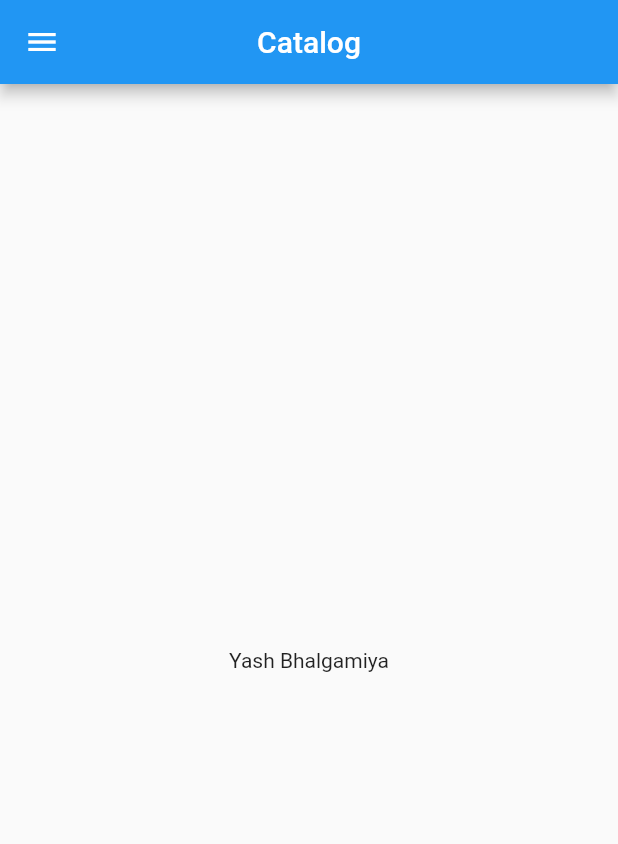
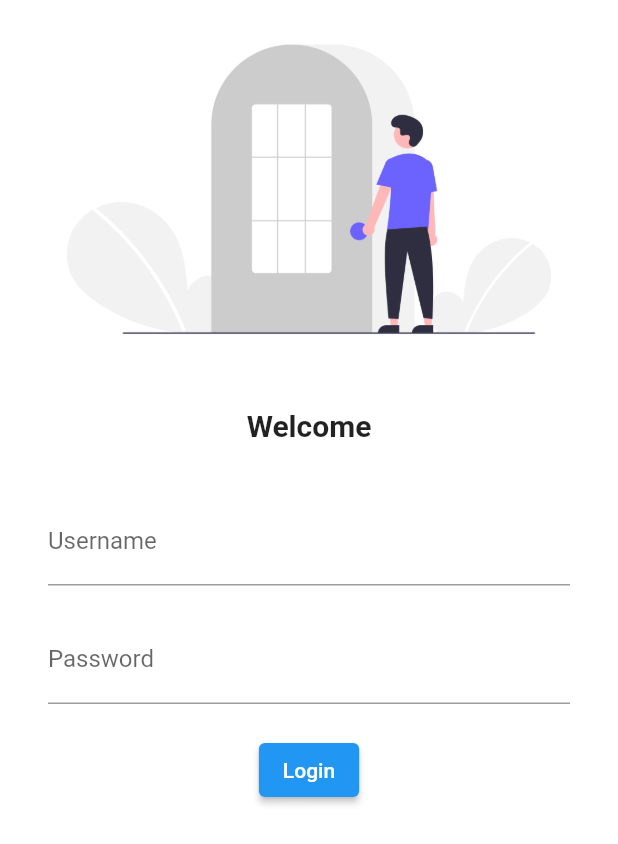
Before and after one commit to Yashbhalgamiya/Calalog_App, a Flutter app: the screen it shows after launch, on a phone screen of 412 x 824 dp. Shown: the top 844 px of the screen. Run offline on Flutter 3.47's test engine with Material 2 defaults, Android fonts, the phone set to English and light mode, and no system bars.

Commit message:
Chapter-4

```diff
--- a/lib/main.dart
+++ b/lib/main.dart
@@ -1,5 +1,6 @@
 import 'package:flutter/material.dart';
-import 'package:flutter_catalog/home.dart';
+import 'package:flutter_catalog/pages/home.dart';
+import 'package:flutter_catalog/pages/login_page.dart';
 
 void main() {
   runApp(const MyApp());
@@ -13,7 +14,20 @@ class MyApp extends StatelessWidget {
     //String name='yash';
     return MaterialApp(
       debugShowCheckedModeBanner: false,
-      home: HomePage()
+      //home: HomePage(),
+      themeMode: ThemeMode.dark,
+      theme: ThemeData(
+        primarySwatch: Colors.blue,
+        //fontFamily: GoogleFonts.lato().fontFamily
+      ),
+      darkTheme: ThemeData(
+        brightness: Brightness.light
+      ),
+      routes:{
+        "/":(context)=>LoginPage(),
+        "/home":(context)=>HomePage(),//for defaul screen
+        "/login":(context)=>LoginPage()
+      },
     );
   }
 }
--- /dev/null
+++ b/lib/pages/login_page.dart
@@ -0,0 +1,54 @@
+import 'package:flutter/material.dart';
+
+class LoginPage extends StatelessWidget {
+  const LoginPage({Key? key}) : super(key: key);
+
+  @override
+  Widget build(BuildContext context) {
+    return Material(
+      color: Colors.white,
+      child: Column(
+        children: [
+          Image.asset("images/login.png",fit: BoxFit.cover),
+          SizedBox(height: 20,),
+          Text("Welcome",
+          style: TextStyle(
+            fontSize: 20,
+            fontWeight: FontWeight.bold,
+
+          ),),
+          SizedBox(height: 20,),
+          Padding(
+            padding: EdgeInsets.symmetric(vertical: 16,horizontal: 32),
+            child: Column(
+              children: [
+                TextFormField(
+                  decoration: InputDecoration(
+                    hintText: "Enter Username",
+                    labelText: 'Username',
+                  ),
+                ),
+                SizedBox(height: 20,),
+                TextFormField(
+                  obscureText: true,
+                  decoration: InputDecoration(
+                    hintText: "Enter Password",
+                    labelText: 'Password',
+
+                  ),
+                ),
+                SizedBox(height: 20,),
+                ElevatedButton(
+                  onPressed: (){
+                    print("Hi This is Catalog app");
+                  },
+                  child: Text("Login"),
+                )
+              ],
+            ),
+          )
+        ],
+      )
+    );
+  }
+}
--- a/pubspec.yaml
+++ b/pubspec.yaml
@@ -35,6 +35,7 @@ dependencies:
   # Use with the CupertinoIcons class for iOS style icons.
   cupertino_icons: ^1.0.2
 
+
 dev_dependencies:
   flutter_test:
     sdk: flutter
@@ -58,9 +59,8 @@ flutter:
   uses-material-design: true
 
   # To add assets to your application, add an assets section, like this:
-  # assets:
-  #   - images/a_dot_burr.jpeg
-  #   - images/a_dot_ham.jpeg
+  assets:
+     - images/
 
   # An image asset can refer to one or more resolution-specific "variants", see
   # https://flutter.dev/assets-and-images/#resolution-aware
```
Also changed, not shown: images/login.png (added), lib/pages/home.dart (renamed from lib/home.dart).
